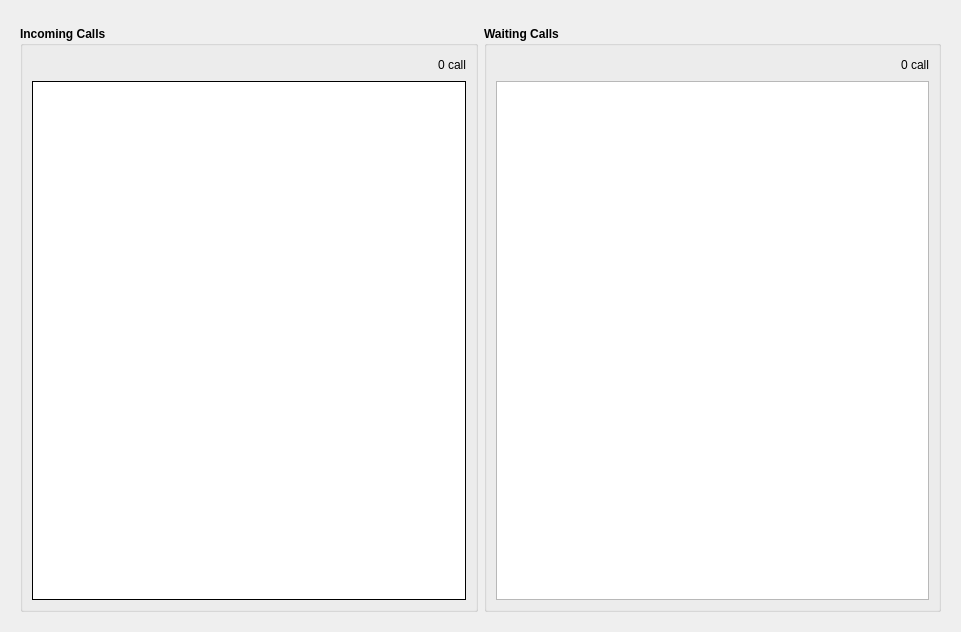
First picture: the form in xivoclient/src/xlets/switchboard/switchboard.ui, repository wazo-platform/wazo-client-qt, before the edit.
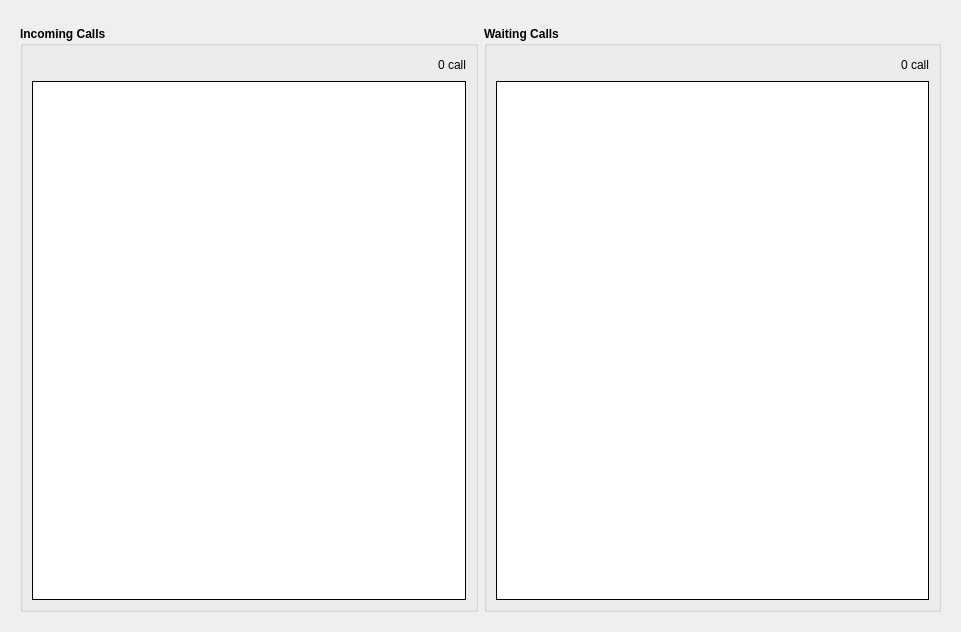
Second picture: the form after the edit. Custom widgets are drawn as their Qt base class.

```diff
--- a/xivoclient/src/xlets/switchboard/switchboard.ui
+++ b/xivoclient/src/xlets/switchboard/switchboard.ui
@@ -149,6 +149,12 @@
              <bold>false</bold>
             </font>
            </property>
+           <property name="frameShape">
+            <enum>QFrame::Box</enum>
+           </property>
+           <property name="frameShadow">
+            <enum>QFrame::Plain</enum>
+           </property>
           </widget>
          </item>
         </layout>
```
Left out of the diff: 22 changed lines with no effect on the pictures.
